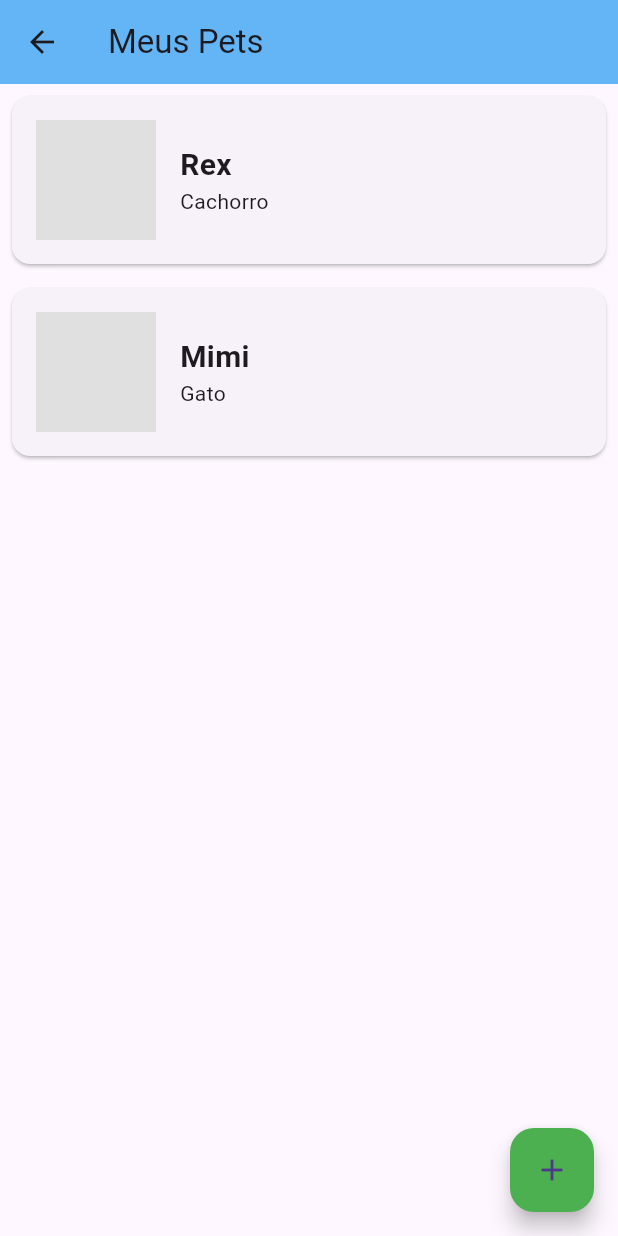
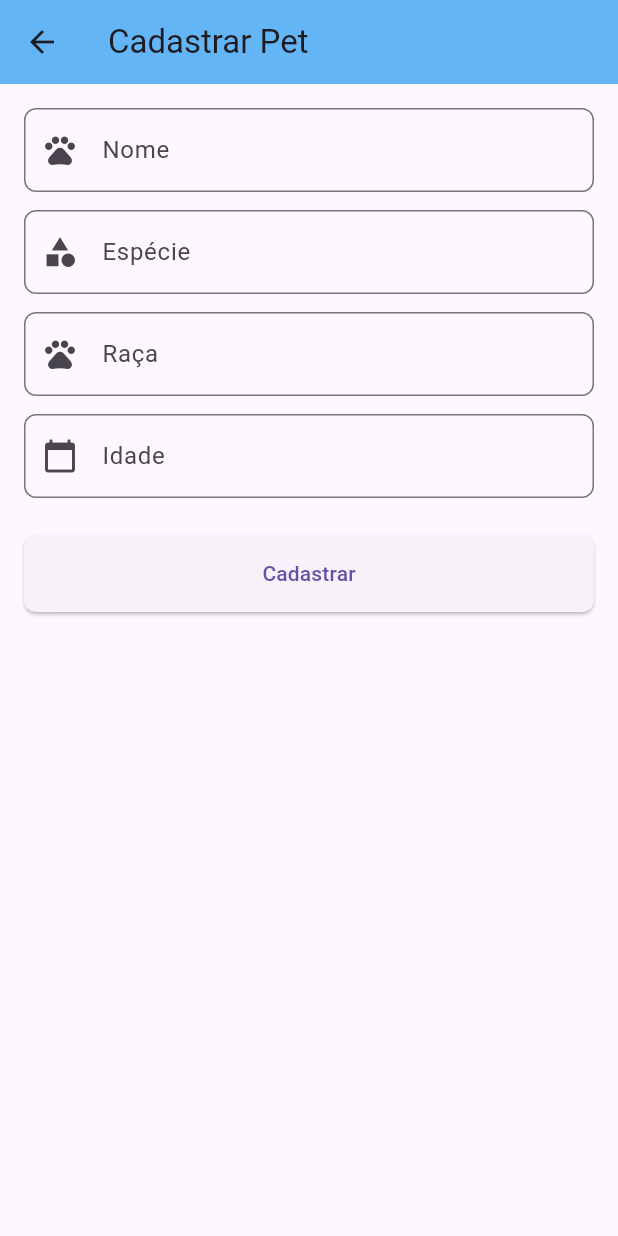
Before and after one commit to larafvitoriano/projeto-final-flutter, a Flutter app: the MeusPetsPage screen opened directly, after a tap on the "add" icon, on a phone screen of 412 x 824 dp. Run offline on Flutter 3.47's test engine with Material 3 defaults, Android fonts, the phone set to English and light mode, and no system bars; our stand-ins replace sqflite; accounts and stored records are empty.

Commit message:
feat: registrando crud de pet e telas de ação

```diff
--- /dev/null
+++ b/lib/database_helper.dart
@@ -0,0 +1,66 @@
+import 'package:sqflite/sqflite.dart';
+import 'pet.dart';
+import 'pet_contract.dart';
+import 'package:path/path.dart';
+
+class DatabaseHelper {
+  static Database? _database;
+
+  Future<Database> get database async {
+    if (_database != null) return _database!;
+    _database = await _initDatabase();
+    return _database!;
+  }
+
+  Future<Database> _initDatabase() async {
+    String databasesPath = await getDatabasesPath();
+    String path = join(databasesPath, "pets.db");
+    return await openDatabase(
+      path,
+      version: 1,
+      onCreate: (Database db, int newerVersion) async {
+        await db.execute(
+          "CREATE TABLE ${PetContract.petTable}(${PetContract.idColumn} INTEGER PRIMARY KEY AUTOINCREMENT, "
+              " ${PetContract.nameColumn} TEXT, "
+              " ${PetContract.speciesColumn} TEXT, "
+              " ${PetContract.breedColumn} TEXT, "
+              " ${PetContract.ageColumn} INTEGER)",
+        );
+      },
+    );
+  }
+
+  Future<int> insertPet(Pet pet) async {
+    final db = await database;
+    return db.insert(PetContract.petTable, pet.toMap());
+  }
+
+  Future<List<Pet>> getPets() async {
+    final db = await database;
+    final List<Map<String, dynamic>> maps = await db.query(
+      PetContract.petTable,
+    );
+    return List.generate(maps.length, (i) {
+      return Pet.fromMap(maps[i]);
+    });
+  }
+
+  Future<int> updatePet(Pet pet) async {
+    final db = await database;
+    return db.update(
+      PetContract.petTable,
+      pet.toMap(),
+      where: '${PetContract.idColumn} = ?',
+      whereArgs: [pet.id],
+    );
+  }
+
+  Future<int> deletePet(int id) async {
+    final db = await database;
+    return db.delete(
+      PetContract.petTable,
+      where: '${PetContract.idColumn} = ?',
+      whereArgs: [id],
+    );
+  }
+}
--- a/lib/meus_pets_page.dart
+++ b/lib/meus_pets_page.dart
@@ -1,32 +1,72 @@
 import 'package:flutter/material.dart';
+import 'database_helper.dart';
+import 'pet.dart';
+import 'pet_form.dart';
+import 'pet_details.dart';
 
-class MeusPetsPage extends StatelessWidget {
+class MeusPetsPage extends StatefulWidget {
+  @override
+  _MeusPetsPageState createState() => _MeusPetsPageState();
+}
+
+class _MeusPetsPageState extends State<MeusPetsPage> {
+  final _databaseHelper = DatabaseHelper();
+
   @override
   Widget build(BuildContext context) {
     return Scaffold(
       appBar: AppBar(
         title: Text('Meus Pets'),
-        backgroundColor: Colors.blue[300], // Fundo azul no AppBar
+        backgroundColor: Colors.blue[300],
       ),
-      body: ListView(
-        children: <Widget>[
-          _buildPetCard('Rex', 'Cachorro'),
-          _buildPetCard('Mimi', 'Gato'),
-          // Adicione mais pets aqui
-        ],
+      body: FutureBuilder<List<Pet>>(
+        future: _databaseHelper.getPets(),
+        builder: (context, snapshot) {
+          if (snapshot.connectionState == ConnectionState.waiting) {
+            return Center(child: CircularProgressIndicator());
+          } else if (snapshot.hasError) {
+            return Center(child: Text('Erro ao carregar os pets'));
+          } else if (snapshot.hasData) {
+            final pets = snapshot.data!;
+            return ListView.builder(
+              itemCount: pets.length,
+              itemBuilder: (context, index) {
+                return _buildPetCard(pets[index]);
+              },
+            );
+          } else {
+            return Center(child: Text('Nenhum pet cadastrado'));
+          }
+        },
       ),
       floatingActionButton: FloatingActionButton(
         onPressed: () {
-          // Lógica para adicionar um novo pet
+          Navigator.push(
+            context,
+            MaterialPageRoute(builder: (context) => PetForm()),
+          ).then((_) {
+            setState(() {});
+          });
         },
-        backgroundColor: Colors.green,
         child: Icon(Icons.add),
       ),
     );
   }
 
-  Widget _buildPetCard(String nome, String tipo) {
-    return Card(
+  Widget _buildPetCard(Pet pet) {
+    return GestureDetector(
+      onTap: () {
+        Navigator.push(
+          context,
+          MaterialPageRoute(builder: (context) => PetForm(pet: pet)),
+        ).then((_) {
+          setState(() {});
+        });
+      },
+      onLongPress: () {
+        _showDeleteConfirmationDialog(context, pet);
+      },
+      child: Card(
         margin: EdgeInsets.all(8.0),
         child: Padding(
           padding: const EdgeInsets.all(16.0),
@@ -35,22 +75,57 @@ class MeusPetsPage extends StatelessWidget {
               Container(
                 width: 80.0,
                 height: 80.0,
-              color: Colors.grey[300], // Fundo cinza para representar a imagem
+                color: Colors.grey[300],
               ),
               SizedBox(width: 16.0),
               Column(
                 crossAxisAlignment: CrossAxisAlignment.start,
                 children: <Widget>[
                   Text(
-                  nome,
+                    pet.name,
                     style: TextStyle(fontSize: 20.0, fontWeight: FontWeight.bold),
                   ),
-                Text(tipo),
+                  Text(pet.species),
+                  Text(pet.breed),
+                  Text('${pet.age} anos'),
                 ],
               ),
             ],
           ),
         ),
+      ),
+    );
+  }
+
+  void _showDeleteConfirmationDialog(BuildContext context, Pet pet) {
+    showDialog(
+      context: context,
+      builder: (BuildContext context) {
+        return AlertDialog(
+          title: Text('Excluir Pet'),
+          content: Text('Deseja realmente excluir ${pet.name}?'),
+          actions: <Widget>[
+            TextButton(
+              child: Text('Cancelar'),
+              onPressed: () {
+                Navigator.of(context).pop();
+              },
+            ),
+            TextButton(
+              child: Text('Excluir'),
+              onPressed: () async {
+                await _databaseHelper.deletePet(pet.id!);
+                Navigator.of(context).pop();
+                setState(() {
+                  ScaffoldMessenger.of(context).showSnackBar(
+                    SnackBar(content: Text('Pet excluído com sucesso!')),
+                  );
+                });
+              },
+            ),
+          ],
+        );
+      },
     );
   }
 }
--- /dev/null
+++ b/lib/pet.dart
@@ -0,0 +1,35 @@
+class Pet {
+  int? id;
+  String name;
+  String species;
+  String breed;
+  int age;
+
+  Pet({
+    this.id,
+    required this.name,
+    required this.species,
+    required this.breed,
+    required this.age,
+  });
+
+  Map<String, dynamic> toMap() {
+    return {
+      'id': id,
+      'name': name,
+      'species': species,
+      'breed': breed,
+      'age': age,
+    };
+  }
+
+  factory Pet.fromMap(Map<String, dynamic> map) {
+    return Pet(
+      id: map['id'],
+      name: map['name'],
+      species: map['species'],
+      breed: map['breed'],
+      age: map['age'],
+    );
+  }
+}
--- /dev/null
+++ b/lib/pet_contract.dart
@@ -0,0 +1,8 @@
+class PetContract {
+  static const String petTable = 'pets';
+  static const String idColumn = 'id';
+  static const String nameColumn = 'name';
+  static const String speciesColumn = 'species';
+  static const String breedColumn = 'breed';
+  static const String ageColumn = 'age';
+}
--- /dev/null
+++ b/lib/pet_form.dart
@@ -0,0 +1,136 @@
+import 'package:flutter/material.dart';
+import 'database_helper.dart';
+import 'pet.dart';
+
+class PetForm extends StatefulWidget {
+  final Pet? pet; // Pet opcional para edição
+
+  PetForm({this.pet});
+
+  @override
+  _PetFormState createState() => _PetFormState();
+}
+
+class _PetFormState extends State<PetForm> {
+  final _formKey = GlobalKey<FormState>();
+  final _nameController = TextEditingController();
+  final _speciesController = TextEditingController();
+  final _breedController = TextEditingController();
+  final _ageController = TextEditingController();
+
+  final _databaseHelper = DatabaseHelper();
+
+  @override
+  void initState() {
+    super.initState();
+    if (widget.pet != null) { // Se um pet for fornecido, preenche os campos
+      _nameController.text = widget.pet!.name;
+      _speciesController.text = widget.pet!.species;
+      _breedController.text = widget.pet!.breed;
+      _ageController.text = widget.pet!.age.toString();
+    }
+  }
+
+  @override
+  Widget build(BuildContext context) {
+    return Scaffold(
+      appBar: AppBar(
+        title: Text(widget.pet == null ? 'Cadastrar Pet' : 'Editar Pet'), // Título dinâmico
+        backgroundColor: Colors.blue[300],
+      ),
+      body: Padding(
+        padding: const EdgeInsets.all(16.0),
+        child: Form(
+          key: _formKey,
+          child: Column(
+            crossAxisAlignment: CrossAxisAlignment.stretch,
+            children: <Widget>[
+              _buildTextFormField(
+                controller: _nameController,
+                labelText: 'Nome',
+                icon: Icons.pets,
+              ),
+              SizedBox(height: 12.0),
+              _buildTextFormField(
+                controller: _speciesController,
+                labelText: 'Espécie',
+                icon: Icons.category,
+              ),
+              SizedBox(height: 12.0),
+              _buildTextFormField(
+                controller: _breedController,
+                labelText: 'Raça',
+                icon: Icons.pets,
+              ),
+              SizedBox(height: 12.0),
+              _buildTextFormField(
+                controller: _ageController,
+                labelText: 'Idade',
+                icon: Icons.calendar_today,
+                keyboardType: TextInputType.number,
+              ),
+              SizedBox(height: 24.0),
+              ElevatedButton(
+                onPressed: () async {
+                  if (_formKey.currentState!.validate()) {
+                    final pet = Pet(
+                      id: widget.pet?.id, // Mantém o ID se for edição
+                      name: _nameController.text,
+                      species: _speciesController.text,
+                      breed: _breedController.text,
+                      age: int.parse(_ageController.text),
+                    );
+                    if (widget.pet == null) {
+                      await _databaseHelper.insertPet(pet);
+                      ScaffoldMessenger.of(context).showSnackBar(
+                        SnackBar(content: Text('Pet cadastrado com sucesso!')),
+                      );
+                    } else {
+                      await _databaseHelper.updatePet(pet);
+                      ScaffoldMessenger.of(context).showSnackBar(
+                        SnackBar(content: Text('Pet atualizado com sucesso!')),
+                      );
+                    }
+                    Navigator.pop(context);
+                  }
+                },
+                child: Text(widget.pet == null ? 'Cadastrar' : 'Atualizar'), // Texto dinâmico
+                style: ElevatedButton.styleFrom(
+                  padding: EdgeInsets.symmetric(vertical: 16.0),
+                  shape: RoundedRectangleBorder(
+                    borderRadius: BorderRadius.circular(8.0),
+                  ),
+                ),
+              ),
+            ],
+          ),
+        ),
+      ),
+    );
+  }
+
+  Widget _buildTextFormField({
+    required TextEditingController controller,
+    required String labelText,
+    required IconData icon,
+    TextInputType? keyboardType,
+  }) {
+    return TextFormField(
+      controller: controller,
+      decoration: InputDecoration(
+        labelText: labelText,
+        prefixIcon: Icon(icon),
+        border: OutlineInputBorder(
+          borderRadius: BorderRadius.circular(8.0),
+        ),
+      ),
+      keyboardType: keyboardType,
+      validator: (value) {
+        if (value == null || value.isEmpty) {
+          return 'Por favor, insira $labelText.toLowerCase() do pet';
+        }
+        return null;
+      },
+    );
+  }
+}
--- a/pubspec.yaml
+++ b/pubspec.yaml
@@ -30,6 +30,8 @@ environment:
 dependencies:
   flutter:
     sdk: flutter
+  sqflite: ^2.0.0
+  path: ^1.8.0
 
   # The following adds the Cupertino Icons font to your application.
   # Use with the CupertinoIcons class for iOS style icons.
@@ -51,6 +53,8 @@ dev_dependencies:
 
 # The following section is specific to Flutter packages.
 flutter:
+  assets:
+    - assets/
 
   # The following line ensures that the Material Icons font is
   # included with your application, so that you can use the icons in
```
Also changed, not shown: lib/pet_details.dart (added, +53 -0 lines), assets/ed.jpg (added), assets/nana.jpg (added), pubspec.lock, 1 other file. Lines whose indentation alone changed are shown as unchanged.
